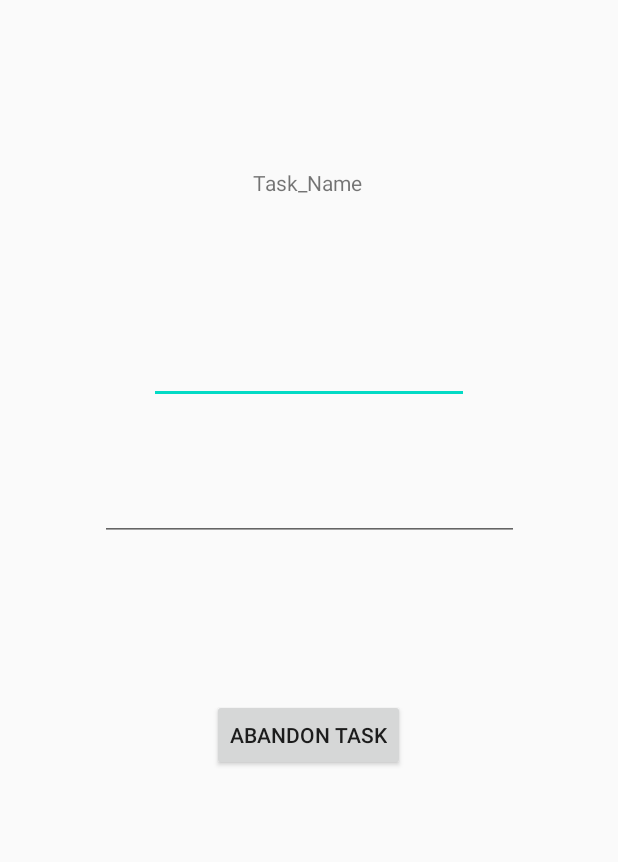
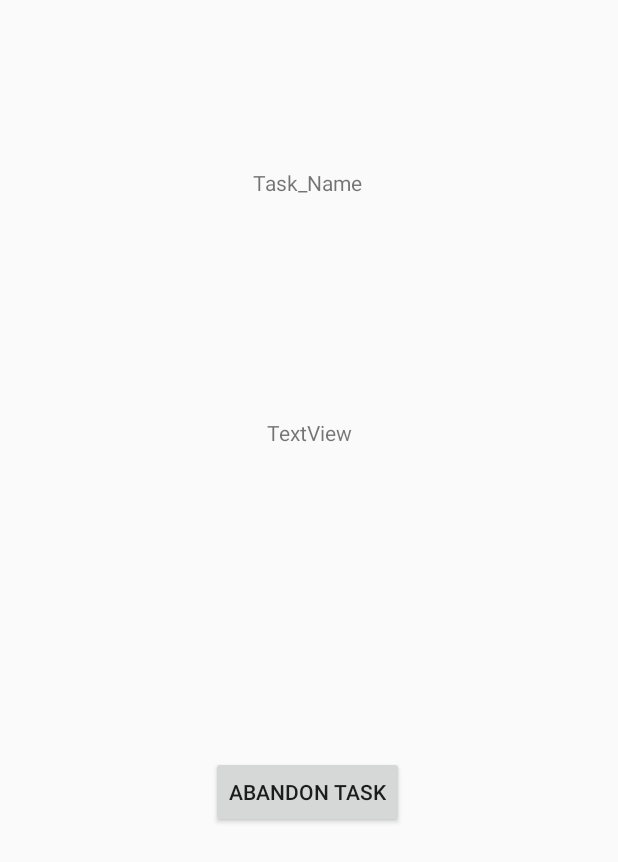
Before and after one commit to marcushio/LockingPomodoro, an Android app: the layout activity_focus.xml on its own in the app's theme, with its tools: preview values and no code run, on a phone screen of 412 x 824 dp. Shown: the top 862 px of the screen. Run offline under Robolectric (Android 15) with nearby library versions, the phone set to English and light mode, and no system bars.

Commit message:
just need to do set resets

```diff
--- a/app/src/main/java/com/example/lockingpomodoro/FocusActivity.java
+++ b/app/src/main/java/com/example/lockingpomodoro/FocusActivity.java
@@ -47,7 +47,8 @@ public class FocusActivity extends AppCompatActivity {
 
 
         final TextView timerText = findViewById(R.id.timer);
-        EditText positiveMessageText = findViewById(R.id.positive_message);
+        TextView positiveMessageText = findViewById(R.id.positive_message);
+        positiveMessageText.setVisibility(View.INVISIBLE);
         player = MediaPlayer.create(this, R.raw.invincibility);
 
         addPomoButton = findViewById(R.id.count_button);
@@ -97,6 +98,7 @@ public class FocusActivity extends AppCompatActivity {
             }
             @Override
             public void onFinish(){
+                timerText.setText(new SimpleDateFormat("mm:ss").format(new Date( 0)));
                 player.start();
                 String finish = "Pomodoro complete! \n Current Task Count: " + pomodoroCount;
                 timerText.setText("Congrats! Finished"); //this needs to update tally and return to main activity
--- a/app/src/main/java/com/example/lockingpomodoro/ScheduleModel.java
+++ b/app/src/main/java/com/example/lockingpomodoro/ScheduleModel.java
@@ -25,4 +25,8 @@ public class ScheduleModel extends AndroidViewModel {
 
     public void deleteEntry(String name){ repository.deleteEntry(name); }
 
+    public List<Task> getTaskList(){
+        return repository.getAllTasks().getValue();
+    }
+
 }
--- a/app/src/main/res/layout/activity_focus.xml
+++ b/app/src/main/res/layout/activity_focus.xml
@@ -17,62 +17,37 @@
         app:layout_constraintStart_toStartOf="parent"
         app:layout_constraintTop_toTopOf="parent" />
 
-    <EditText
-        android:id="@+id/timer"
-        android:layout_width="wrap_content"
-        android:layout_height="wrap_content"
-        android:layout_marginBottom="340dp"
-        android:ems="10"
-        android:inputType="time"
-        app:layout_constraintBottom_toBottomOf="parent"
-        app:layout_constraintEnd_toEndOf="parent"
-        app:layout_constraintStart_toStartOf="parent"
-        app:layout_constraintTop_toBottomOf="@+id/focus_taskname"
-        app:layout_constraintVertical_bias="0.302" />
-
-
-    <EditText
-        android:id="@+id/positive_message"
-        android:layout_width="279dp"
-        android:layout_height="76dp"
-        android:layout_marginTop="15dp"
-        android:ems="10"
-        android:gravity="start|top"
-        android:inputType="textMultiLine"
-        app:layout_constraintBottom_toBottomOf="parent"
-        app:layout_constraintEnd_toEndOf="parent"
-        app:layout_constraintStart_toStartOf="parent"
-        app:layout_constraintTop_toBottomOf="@+id/timer"
-        app:layout_constraintVertical_bias="0.0" />
 
     <Button
         android:id="@+id/count_button"
         android:layout_width="wrap_content"
         android:layout_height="wrap_content"
         android:layout_marginStart="76dp"
-        android:layout_marginTop="32dp"
+        android:layout_marginTop="350dp"
         android:layout_marginEnd="76dp"
-        android:layout_marginBottom="206dp"
         android:text="@string/count_task"
         android:visibility="invisible"
         app:layout_constraintBottom_toBottomOf="parent"
         app:layout_constraintEnd_toStartOf="@+id/dismiss_button"
         app:layout_constraintStart_toStartOf="parent"
-        app:layout_constraintTop_toBottomOf="@+id/positive_message"
-        app:layout_constraintVertical_bias="0.504" />
+        app:layout_constraintTop_toTopOf="parent"
+        app:layout_constraintVertical_bias="0.16000003" />
 
     <Button
         android:id="@+id/dismiss_button"
         android:layout_width="wrap_content"
         android:layout_height="wrap_content"
         android:layout_marginStart="76dp"
+        android:layout_marginTop="350dp"
         android:layout_marginEnd="76dp"
         android:text="@string/dismiss_task"
         android:visibility="invisible"
-        app:layout_constraintBaseline_toBaselineOf="@+id/count_button"
+        app:layout_constraintBottom_toBottomOf="parent"
         app:layout_constraintEnd_toEndOf="parent"
         app:layout_constraintHorizontal_bias="1.0"
-        app:layout_constraintStart_toEndOf="@+id/count_button" />
+        app:layout_constraintStart_toEndOf="@+id/count_button"
+        app:layout_constraintTop_toTopOf="parent"
+        app:layout_constraintVertical_bias="0.165" />
 
     <Button
         android:id="@+id/abandon_button"
@@ -81,9 +56,32 @@
         android:text="@string/abandon"
         app:layout_constraintBottom_toBottomOf="parent"
         app:layout_constraintEnd_toStartOf="@+id/dismiss_button"
-        app:layout_constraintHorizontal_bias="0.484"
+        app:layout_constraintHorizontal_bias="0.454"
         app:layout_constraintStart_toEndOf="@+id/count_button"
         app:layout_constraintTop_toBottomOf="@+id/positive_message"
-        app:layout_constraintVertical_bias="0.253" />
+        app:layout_constraintVertical_bias="0.431" />
+
+    <TextView
+        android:id="@+id/timer"
+        android:layout_width="wrap_content"
+        android:layout_height="wrap_content"
+        app:autoSizeMinTextSize="20dp"
+        app:layout_constraintBottom_toTopOf="@+id/positive_message"
+        app:layout_constraintEnd_toEndOf="parent"
+        app:layout_constraintHorizontal_bias="0.498"
+        app:layout_constraintStart_toStartOf="parent"
+        app:layout_constraintTop_toBottomOf="@+id/focus_taskname" />
+
+    <TextView
+        android:id="@+id/positive_message"
+        android:layout_width="wrap_content"
+        android:layout_height="wrap_content"
+        android:layout_marginTop="108dp"
+        android:text="TextView"
+        app:layout_constraintBottom_toTopOf="@+id/dismiss_button"
+        app:layout_constraintEnd_toEndOf="parent"
+        app:layout_constraintStart_toStartOf="parent"
+        app:layout_constraintTop_toBottomOf="@+id/focus_taskname"
+        app:layout_constraintVertical_bias="0.244" />
 
 </androidx.constraintlayout.widget.ConstraintLayout>
--- a/app/src/main/res/layout/activity_schedule.xml
+++ b/app/src/main/res/layout/activity_schedule.xml
@@ -105,11 +105,12 @@
         android:layout_marginBottom="50dp"
         android:clickable="true"
         android:foreground="@android:drawable/ic_input_add"
+        android:src="@drawable/basic_plus_icon"
         app:layout_constraintBottom_toBottomOf="parent"
         app:layout_constraintEnd_toEndOf="parent"
         app:layout_constraintHorizontal_bias="1.0"
         app:layout_constraintStart_toStartOf="parent"
         app:layout_constraintTop_toBottomOf="@+id/interval_label"
         app:layout_constraintVertical_bias="1.0"
-        tools:src="@android:drawable/alert_dark_frame" />
+        tools:src="@drawable/basic_plus_icon" />
 </androidx.constraintlayout.widget.ConstraintLayout>
```
Also changed, not shown: app/src/main/java/com/example/lockingpomodoro/MainActivity.java (+25 -0 lines), app/src/main/res/layout/activity_main.xml (+12 -1 lines), app/src/main/res/drawable/basic_plus_icon.png (added).
